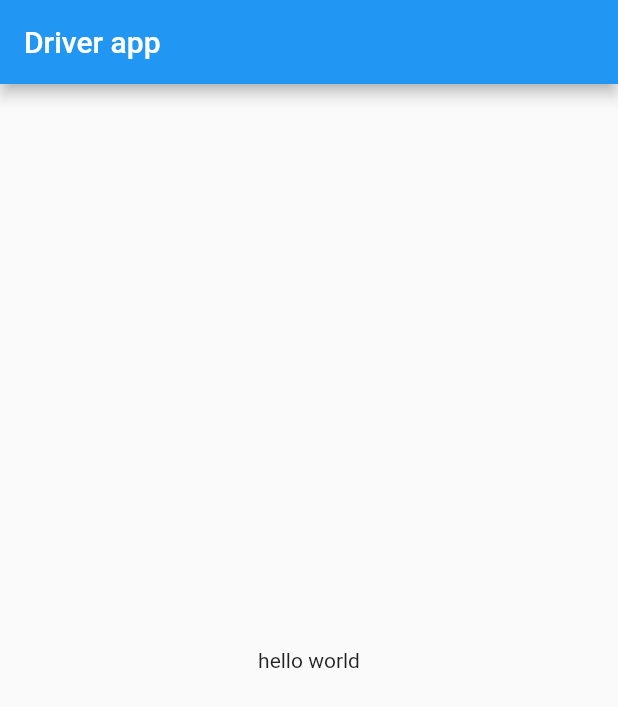
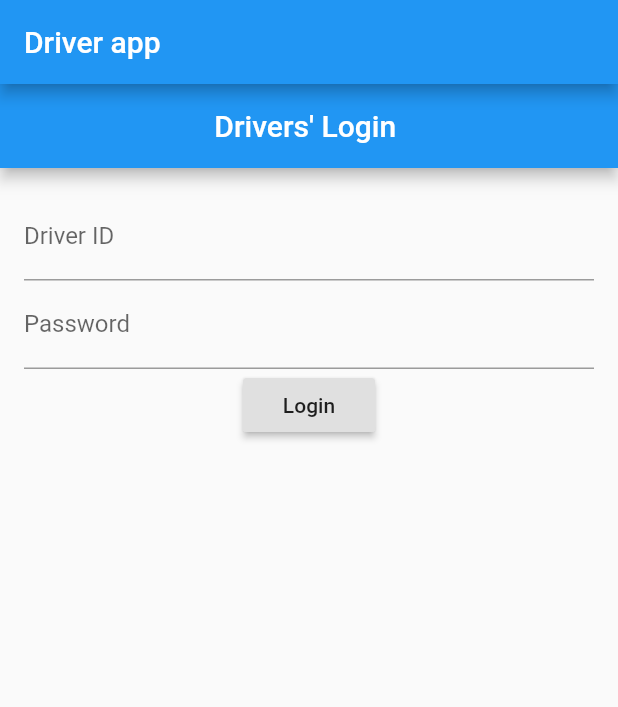
Before and after one commit to singapore19/team-2, a Flutter app: the screen it shows after launch, on a phone screen of 412 x 824 dp. Shown: the top 707 px of the screen. Run offline on Flutter 3.47's test engine with Material 2 defaults, Android fonts, the phone set to English and light mode, and no system bars; missing offline and left inert: flutter_user_agent.

Commit message:
user mobile screen

```diff
--- a/Frontend/UserApplication/mobile/lib/src/app.dart
+++ b/Frontend/UserApplication/mobile/lib/src/app.dart
@@ -1,5 +1,6 @@
 import 'package:flutter/cupertino.dart';
 import 'package:flutter/material.dart';
+import '../src/screens/login.dart';
 
 void main() {
   runApp(App());
@@ -25,11 +26,9 @@ class _AppState extends State<App> {
           backgroundColor: Colors.blue,
         ),
         body: Center(
-          child: Container(
-            child: Text("hello world")
+          child: LoginPage()
           )
         )
-      )
-    );
+      );
   }
 }
--- a/Frontend/UserApplication/mobile/lib/src/screens/login.dart
+++ b/Frontend/UserApplication/mobile/lib/src/screens/login.dart
@@ -0,0 +1,121 @@
+import 'package:flutter/cupertino.dart';
+import 'package:flutter/material.dart';
+import 'package:mobile/src/screens/add_job.dart';
+
+void main() => runApp(new MyApp());
+
+class MyApp extends StatelessWidget {
+  @override
+  Widget build(BuildContext context) {
+    return new MaterialApp(
+      title: 'User Login Page',
+      theme: new ThemeData(
+          primarySwatch: Colors.blue
+      ),
+      home: new LoginPage(),
+    );
+  }
+}
+
+class LoginPage extends StatefulWidget {
+  @override
+  State<StatefulWidget> createState() => new _LoginPageState();
+}
+
+class _LoginPageState extends State<LoginPage> {
+
+  final TextEditingController _driverIDFilter = new TextEditingController();
+  final TextEditingController _passwordFilter = new TextEditingController();
+  String _driverID = "";
+  String _password = "";
+
+  _LoginPageState() {
+    _driverIDFilter.addListener(_driverIDlisten);
+    _passwordFilter.addListener(_passwordListen);
+  }
+
+  void _driverIDlisten() {
+    if (_driverIDFilter.text.isEmpty) {
+      _driverID = "";
+    } else {
+      _driverID = _driverIDFilter.text;
+    }
+  }
+
+  void _passwordListen() {
+    if (_passwordFilter.text.isEmpty) {
+      _password = "";
+    } else {
+      _password = _passwordFilter.text;
+    }
+  }
+
+
+  @override
+  Widget build(BuildContext context) {
+    return new Scaffold(
+      appBar: _buildBar(context),
+      body: new Container(
+        padding: EdgeInsets.all(16.0),
+        child: new Column(
+          children: <Widget>[
+            _buildTextFields(),
+            _buildButtons(),
+          ],
+        ),
+      ),
+    );
+  }
+
+  Widget _buildBar(BuildContext context) {
+    return new AppBar(
+      title: new Text("Drivers' Login "),
+      centerTitle: true,
+    );
+  }
+
+  Widget _buildTextFields() {
+    return new Container(
+      child: new Column(
+        children: <Widget>[
+          new Container(
+            child: new TextField(
+              controller: _driverIDFilter,
+              decoration: new InputDecoration(
+                  labelText: 'Driver ID'
+              ),
+            ),
+          ),
+          new Container(
+            child: new TextField(
+              controller: _passwordFilter,
+              decoration: new InputDecoration(
+                  labelText: 'Password'
+              ),
+              obscureText: true,
+            ),
+          )
+        ],
+      ),
+    );
+  }
+
+  Widget _buildButtons() {
+     return new Container(
+        child: new Column(
+          children: <Widget>[
+            new RaisedButton(
+              child: new Text('Login'),
+              onPressed: () => _loginPressed(context),
+            ),
+          ],
+        ),
+      );
+  }
+
+  // These functions can self contain any user auth logic required, they all have access to _email and _password
+
+  void _loginPressed (BuildContext context) {
+    Navigator.push(context, CupertinoPageRoute(builder: (context) => Addjob()));
+  }
+}
```
Also changed, not shown: Frontend/UserApplication/mobile/lib/src/screens/add_job.dart (+85 -0 lines).
